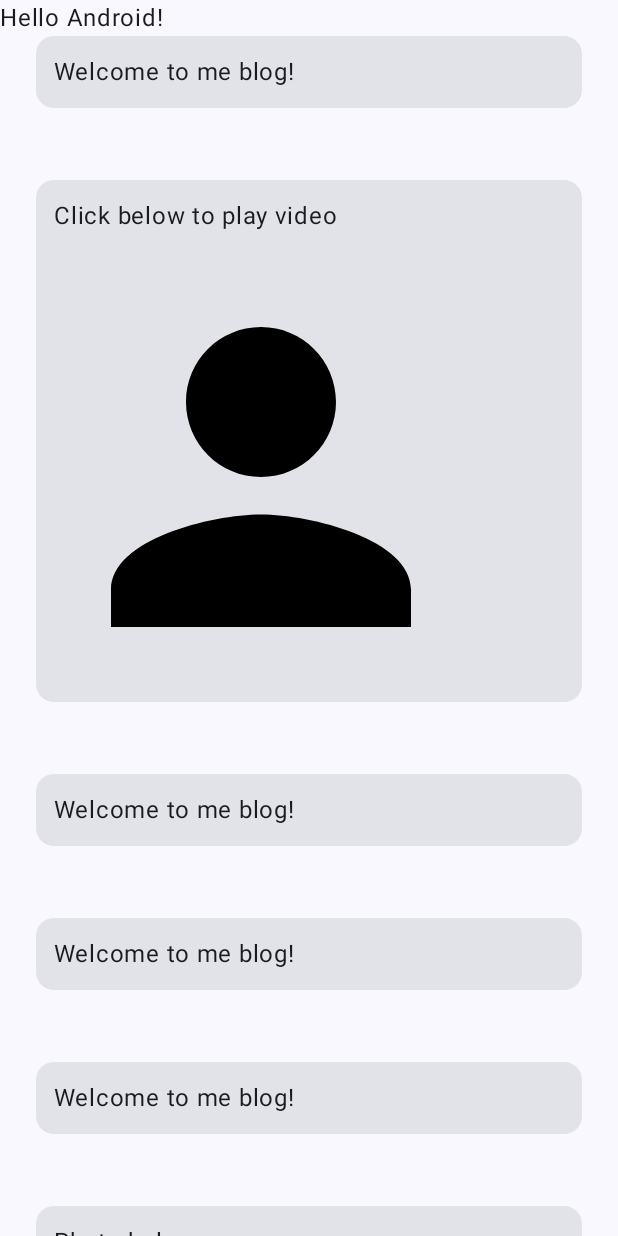
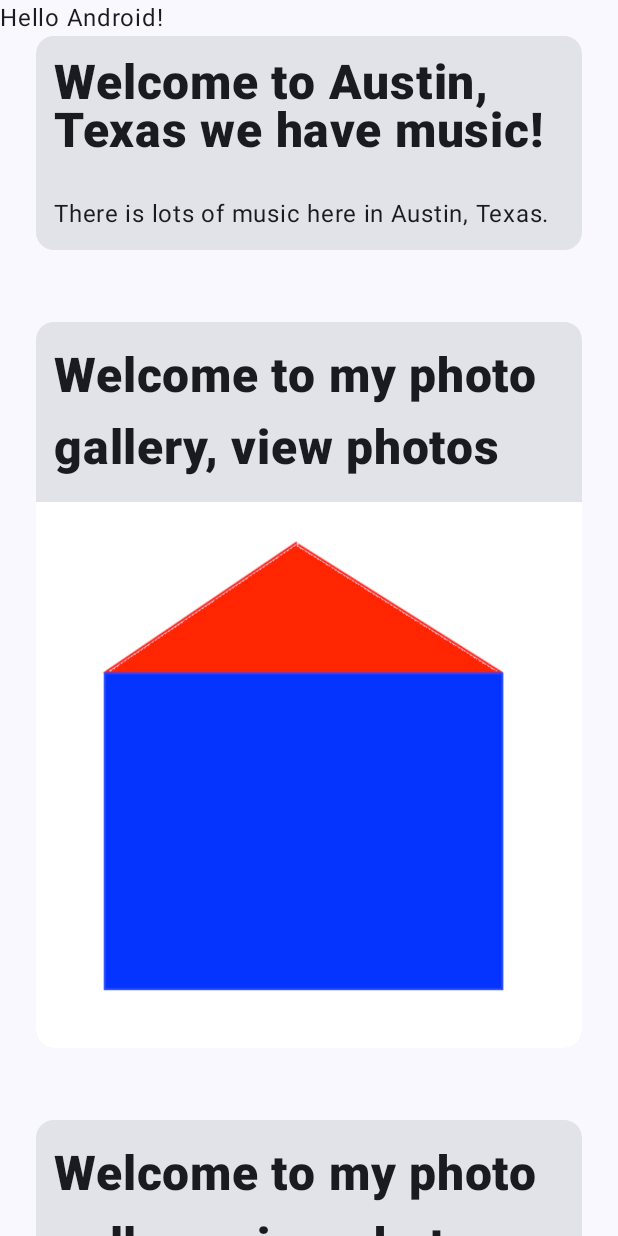
Before and after one commit to JulesMoorhouse/android-tutorial-rss-readers, an Android app built with Jetpack Compose: the screen it shows after launch (MainActivity), on a phone screen of 412 x 824 dp. Run offline under Robolectric (Android 15) with nearby library versions, the phone set to English and light mode, and no system bars.

Commit message:
Feat: Part 4

```diff
--- a/app/src/main/java/com/example/rssreaders/MainActivity.kt
+++ b/app/src/main/java/com/example/rssreaders/MainActivity.kt
@@ -1,10 +1,12 @@
 package com.example.rssreaders
 
 import android.os.Bundle
+import android.util.Log
 import androidx.activity.ComponentActivity
 import androidx.activity.compose.setContent
 import androidx.activity.enableEdgeToEdge
 import androidx.compose.foundation.Image
+import androidx.compose.foundation.clickable
 import androidx.compose.foundation.layout.Column
 import androidx.compose.foundation.layout.Row
 import androidx.compose.foundation.layout.fillMaxSize
@@ -19,8 +21,10 @@ import androidx.compose.material3.Text
 import androidx.compose.runtime.Composable
 import androidx.compose.ui.Modifier
 import androidx.compose.ui.res.painterResource
+import androidx.compose.ui.text.font.FontWeight
 import androidx.compose.ui.tooling.preview.Preview
 import androidx.compose.ui.unit.dp
+import androidx.compose.ui.unit.sp
 import com.example.rssreaders.ui.theme.RSSReadersTheme
 
 class MainActivity : ComponentActivity() {
@@ -39,13 +43,11 @@ class MainActivity : ComponentActivity() {
 //         val peopleFiltered = people.filter { it.age >= 21 && it.lastName == "Smith"}
 
         val rssItems = listOf(
-            RSSItem("Welcome to me blog!", "sdas dsfas das dasd", RSSType.TEXT),
-            RSSItem("Welcome to me blog!", "sdas dsfas das dasd", RSSType.VIDEO),
-            RSSItem("Welcome to me blog!", "sdas dsfas das dasd", RSSType.TEXT),
-            RSSItem("Welcome to me blog!", "sdas dsfas das dasd", RSSType.TEXT),
-            RSSItem("Welcome to me blog!", "sdas dsfas das dasd", RSSType.TEXT),
-            RSSItem("Welcome to me blog!", "sdas dsfas das dasd", RSSType.IMAGE),
-            RSSItem("Welcome to me blog!", "sdas dsfas das dasd", RSSType.TEXT),
+            RSSItem("Welcome to Austin, Texas we have music!", "There is lots of music here in Austin, Texas.", RSSType.TEXT),
+            RSSItem("Welcome to my photo gallery, view photos", "click here for gallery", RSSType.IMAGE, R.drawable.house),
+            RSSItem("Welcome to my photo gallery, view photos", "click here for gallery", RSSType.IMAGE, R.drawable.house),
+            RSSItem("Welcome to my photo gallery, view photos", "click here for gallery", RSSType.IMAGE, R.drawable.house),
+            RSSItem("Press conference happening right now!", "Watch live", RSSType.VIDEO, R.drawable.house), // Assume this was a video
         )
 
         setContent {
@@ -58,12 +60,17 @@ class MainActivity : ComponentActivity() {
 
                     LazyColumn {
                         items(rssItems) {
-                            if (it.type == RSSType.TEXT) {
+                            // Replace if / else, with when, which looks more live a switch in swift
+                            when (it.type) {
+                                RSSType.TEXT -> {
                                     RSSItemText(it)
-                            } else if (it.type == RSSType.VIDEO) {
+                                }
+                                RSSType.VIDEO -> {
                                     RSSItemVideo(it)
-                            } else if (it.type == RSSType.IMAGE) {
+                                }
+                                RSSType.IMAGE -> {
                                     RSSItemImage(it)
+                                }
                             }
                         }
                     }
@@ -128,6 +135,13 @@ fun RSSItemText(rssItem: RSSItem) {
     ) {
         Text(
             text = rssItem.title,
+            fontSize = 32.sp,
+            lineHeight = 32.sp,
+            fontWeight = FontWeight.Black,
+            modifier = Modifier.padding(12.dp)
+        )
+        Text(
+            text = rssItem.text,
             modifier = Modifier.padding(12.dp)
         )
     }
@@ -140,15 +154,21 @@ fun RSSItemVideo(rssItem: RSSItem) {
             .padding(24.dp)
     ) {
         Text(
-            text = "Click below to play video",
+            text = rssItem.title,
+            fontSize = 32.sp,
+            lineHeight = 32.sp,
+            fontWeight = FontWeight.Black,
             modifier = Modifier.padding(12.dp)
         )
+        // This is like a guard of if let in swift, to unwrap
+        rssItem.media?.let { video ->
             Image(
-            painter = painterResource(id = R.drawable.baseline_person_24),
+                painter = painterResource(id = video),
                 contentDescription = "Photo of person",
-            modifier = Modifier.width(300.dp)
-                .height(300.dp)
+                modifier = Modifier
+                    .fillMaxSize()
             )
+        }
     }
 }
 
@@ -159,14 +179,25 @@ fun RSSItemImage(rssItem: RSSItem) {
             .padding(24.dp)
     ) {
         Text(
-            text = "Photo below:",
+            text = rssItem.title,
+            fontSize = 32.sp,
+            lineHeight = 48.sp,
+            fontWeight = FontWeight.Black,
             modifier = Modifier.padding(12.dp)
+                .clickable {
+                    // See in LogCat - aka console
+                    Log.d("djmalone", "Photo tapped!")
+                }
         )
+
+        // This is like a guard of if let in swift, to unwrap
+        rssItem.media?.let { photo ->
             Image(
-            painter = painterResource(id = R.drawable.baseline_person_24),
+                painter = painterResource(id = photo),
                 contentDescription = "Photo of person",
-            modifier = Modifier.width(300.dp)
-                .height(300.dp)
+                modifier = Modifier
+                    .fillMaxSize()
             )
         }
     }
+}
--- a/app/src/main/java/com/example/rssreaders/RSSItem.kt
+++ b/app/src/main/java/com/example/rssreaders/RSSItem.kt
@@ -3,7 +3,8 @@ package com.example.rssreaders
 data class RSSItem(
     val title: String,
     val text: String,
-    val type: RSSType
+    val type: RSSType,
+    val media: Int? = null
 )
 
 enum class RSSType {
```
Also changed, not shown: app/src/main/res/drawable/house.jpg (added), 1 other file. Lines whose indentation alone changed are shown as unchanged.
